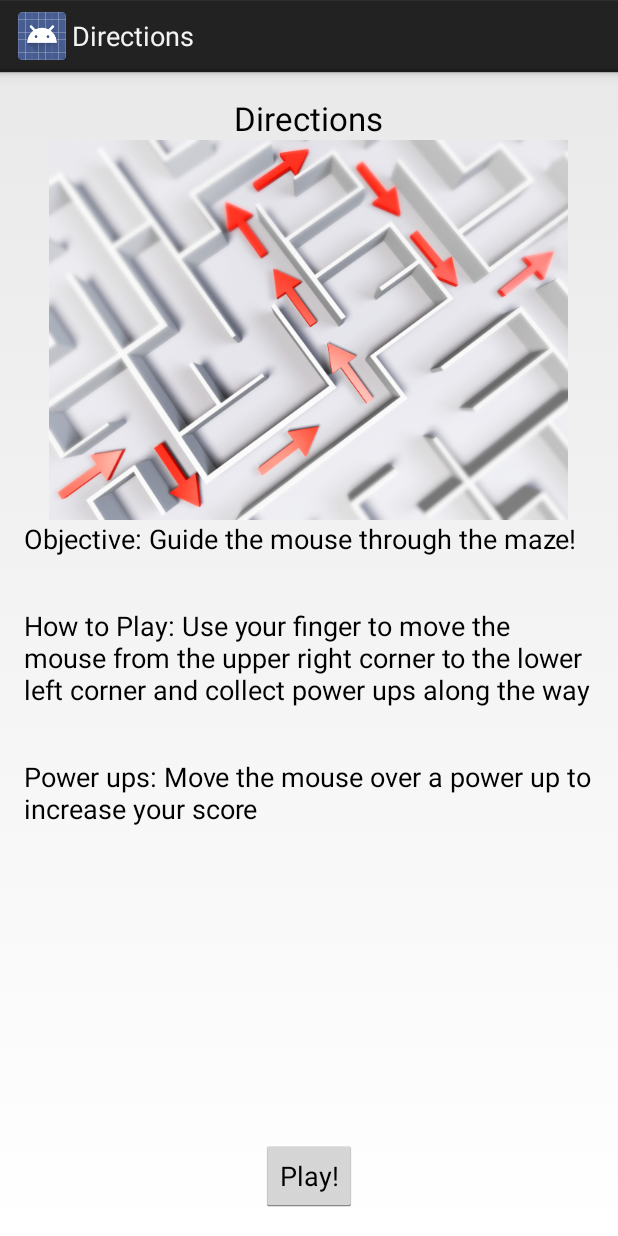
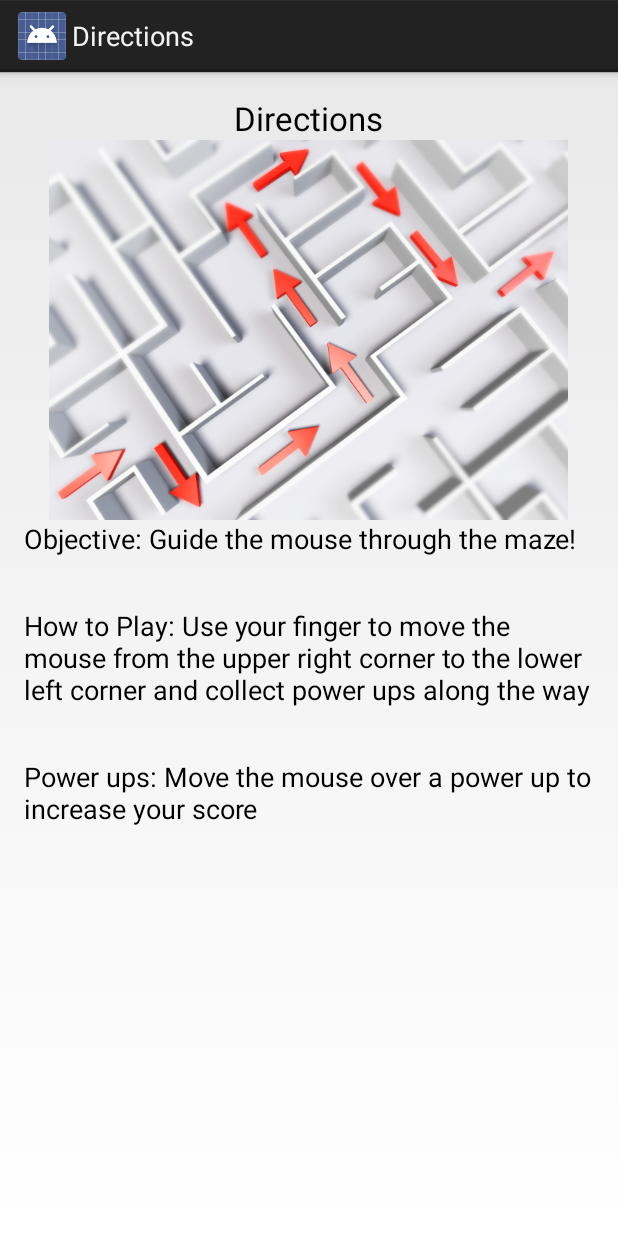
Before and after one commit to AugustanaCSC490Spring2015/CipherSquadGame, an Android app: the DirectionsActivity screen opened directly, with no data from a screen before it, on a phone screen of 412 x 824 dp. Run offline under Robolectric (Android 15) with nearby library versions, the phone set to English and light mode, and no system bars.

Commit message:
Removed Play button from the Directions view. It is not needed.

```diff
--- a/app/src/main/res/layout/activity_directions.xml
+++ b/app/src/main/res/layout/activity_directions.xml
@@ -1,6 +1,8 @@
 <RelativeLayout xmlns:android="http://schemas.android.com/apk/res/android"
-    xmlns:tools="http://schemas.android.com/tools" android:layout_width="match_parent"
-    android:layout_height="match_parent" android:paddingLeft="@dimen/activity_horizontal_margin"
+    xmlns:tools="http://schemas.android.com/tools"
+    android:layout_width="match_parent"
+    android:layout_height="match_parent"
+    android:paddingLeft="@dimen/activity_horizontal_margin"
     android:paddingRight="@dimen/activity_horizontal_margin"
     android:paddingTop="@dimen/activity_vertical_margin"
     android:paddingBottom="@dimen/activity_vertical_margin"
@@ -21,14 +23,6 @@
         android:text="@string/directionsText"
         android:id="@+id/directionsTextView"
         android:layout_alignParentTop="true"
-        android:layout_centerHorizontal="true" />
-
-    <Button
-        android:layout_width="wrap_content"
-        android:layout_height="wrap_content"
-        android:text="@string/playButtonText"
-        android:id="@+id/playButton"
-        android:layout_alignParentBottom="true"
         android:layout_centerHorizontal="true" />
 
     <TextView
```
